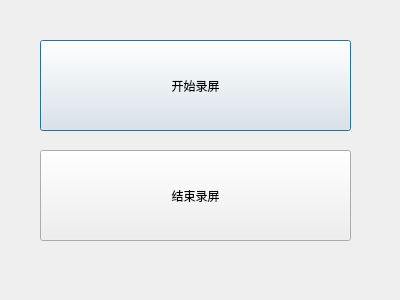
This is vedio.ui in KONG98/hitMaker as Qt 5 draws it before an edit. The edited form follows.
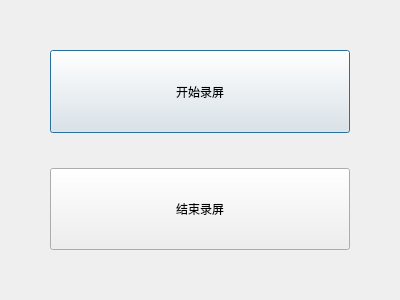
This is the edited form.

The edit to the form file:
```diff
--- a/vedio.ui
+++ b/vedio.ui
@@ -13,42 +13,67 @@
   <property name="windowTitle">
    <string>Dialog</string>
   </property>
+  <layout class="QHBoxLayout" name="horizontalLayout">
+   <property name="leftMargin">
+    <number>0</number>
+   </property>
+   <property name="topMargin">
+    <number>0</number>
+   </property>
+   <property name="rightMargin">
+    <number>0</number>
+   </property>
+   <property name="bottomMargin">
+    <number>0</number>
+   </property>
+   <item>
   <widget class="QWidget" name="widget" native="true">
-   <property name="geometry">
-    <rect>
-     <x>0</x>
-     <y>0</y>
-     <width>401</width>
-     <height>301</height>
-    </rect>
-   </property>
+     <layout class="QVBoxLayout" name="verticalLayout">
+      <property name="spacing">
+       <number>35</number>
+      </property>
+      <property name="leftMargin">
+       <number>50</number>
+      </property>
+      <property name="topMargin">
+       <number>50</number>
+      </property>
+      <property name="rightMargin">
+       <number>50</number>
+      </property>
+      <property name="bottomMargin">
+       <number>50</number>
+      </property>
+      <item>
    <widget class="QPushButton" name="pushButton">
-    <property name="geometry">
-     <rect>
-      <x>40</x>
-      <y>40</y>
-      <width>311</width>
-      <height>91</height>
-     </rect>
+        <property name="sizePolicy">
+         <sizepolicy hsizetype="Minimum" vsizetype="Expanding">
+          <horstretch>0</horstretch>
+          <verstretch>0</verstretch>
+         </sizepolicy>
     </property>
     <property name="text">
      <string>开始录屏</string>
     </property>
    </widget>
+      </item>
+      <item>
    <widget class="QPushButton" name="pushButton_2">
-    <property name="geometry">
-     <rect>
-      <x>40</x>
-      <y>150</y>
-      <width>311</width>
-      <height>91</height>
-     </rect>
+        <property name="sizePolicy">
+         <sizepolicy hsizetype="Minimum" vsizetype="Expanding">
+          <horstretch>0</horstretch>
+          <verstretch>0</verstretch>
+         </sizepolicy>
     </property>
     <property name="text">
      <string>结束录屏</string>
     </property>
    </widget>
-  </widget>
+      </item>
+     </layout>
+    </widget>
+   </item>
+  </layout>
  </widget>
  <resources/>
  <connections/>
```
Lines whose indentation alone changed are shown as unchanged.
